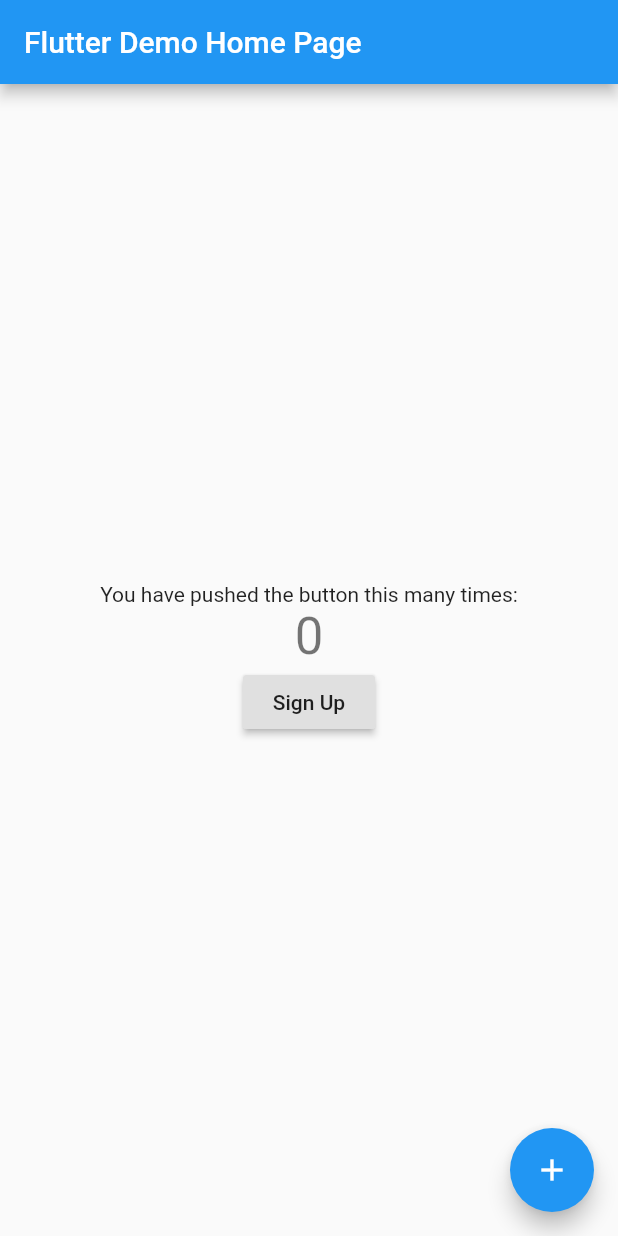
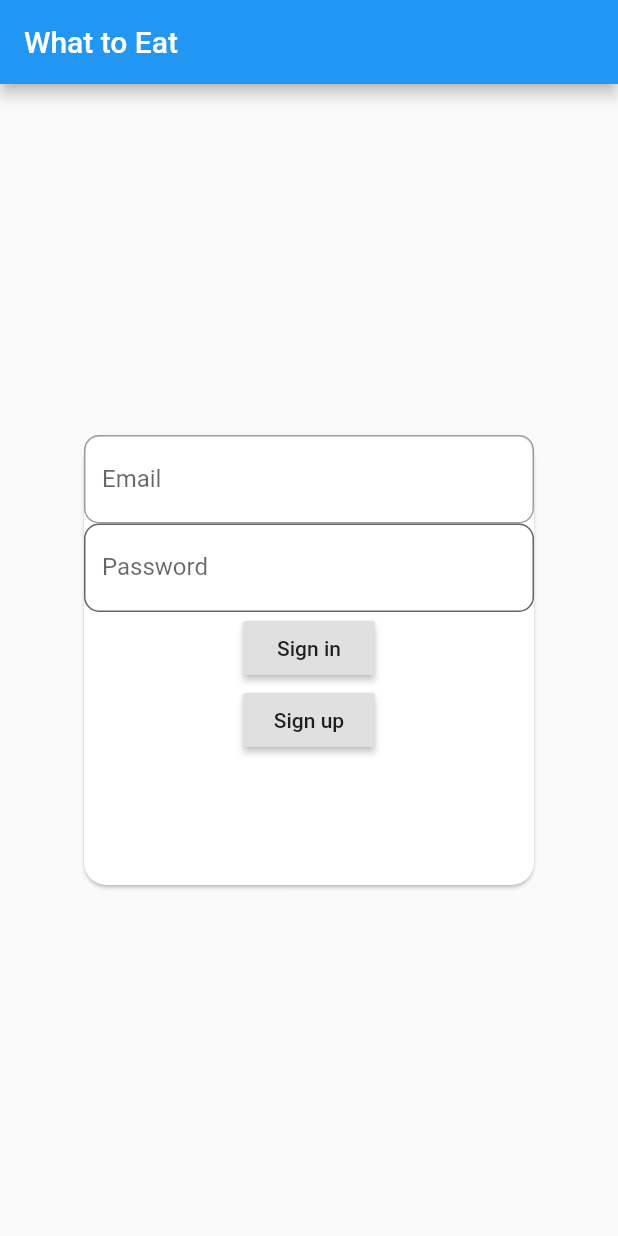
Before and after one commit to UNT-Application-Development/what-to-eat, a Flutter app: the screen it shows after launch, on a phone screen of 412 x 824 dp. Run offline on Flutter 3.47's test engine with Material 2 defaults, Android fonts, the phone set to English and light mode, and no system bars; our stand-ins replace firebase_auth; accounts and stored records are empty.

Commit message:
login/sign authintication

```diff
--- a/lib/main.dart
+++ b/lib/main.dart
@@ -1,6 +1,9 @@
 import 'package:flutter/material.dart';
+import 'package:firebase_auth/firebase_auth.dart';
 import 'package:what_to_eat/signup.dart';
 
+
+import 'home.dart';
 void main() => runApp(MyApp());
 
 class MyApp extends StatelessWidget {
@@ -20,9 +23,8 @@ class MyApp extends StatelessWidget {
         // Notice that the counter didn't reset back to zero; the application
         // is not restarted.
         primarySwatch: Colors.blue,
-
       ),
-      home: MyHomePage(title: 'Flutter Demo Home Page'),
+      home: MyHomePage(title: 'sign in'),
     );
   }
 }
@@ -46,80 +48,113 @@ class MyHomePage extends StatefulWidget {
 }
 
 class _MyHomePageState extends State<MyHomePage> {
-  int _counter = 0;
-
-  void _incrementCounter() {
-    setState(() {
-      // This call to setState tells the Flutter framework that something has
-      // changed in this State, which causes it to rerun the build method below
-      // so that the display can reflect the updated values. If we changed
-      // _counter without calling setState(), then the build method would not be
-      // called again, and so nothing would appear to happen.
-      _counter++;
-    });
-  }
-
+  String _email,_password;
+  final GlobalKey<FormState> _formKey=GlobalKey<FormState>();
   @override
   Widget build(BuildContext context) {
-    // This method is rerun every time setState is called, for instance as done
-    // by the _incrementCounter method above.
-    //
-    // The Flutter framework has been optimized to make rerunning build methods
-    // fast, so that you can just rebuild anything that needs updating rather
-    // than having to individually change instances of widgets.
-    return Scaffold(
-      appBar: AppBar(
-        // Here we take the value from the MyHomePage object that was created by
-        // the App.build method, and use it to set our appbar title.
-        title: Text(widget.title),
+
+  return Scaffold(
+     appBar: AppBar(
+        title: Text('What to Eat'),
       ),
-      body: Center(
-        // Center is a layout widget. It takes a single child and positions it
-        // in the middle of the parent.
-        child: Column(
-          // Column is also a layout widget. It takes a list of children and
-          // arranges them vertically. By default, it sizes itself to fit its
-          // children horizontally, and tries to be as tall as its parent.
-          //
-          // Invoke "debug painting" (press "p" in the console, choose the
-          // "Toggle Debug Paint" action from the Flutter Inspector in Android
-          // Studio, or the "Toggle Debug Paint" command in Visual Studio Code)
-          // to see the wireframe for each widget.
-          //
-          // Column has various properties to control how it sizes itself and
-          // how it positions its children. Here we use mainAxisAlignment to
-          // center the children vertically; the main axis here is the vertical
-          // axis because Columns are vertical (the cross axis would be
-          // horizontal).
-          mainAxisAlignment: MainAxisAlignment.center,
-          children: <Widget>[
-            Text(
-              'You have pushed the button this many times:',
+
+
+    body: Center(
+      child:Card(
+            shape: RoundedRectangleBorder(
+                borderRadius: BorderRadius.circular(15.0),
             ),
-            Text(
-              '$_counter',
-              style: Theme.of(context).textTheme.display1,
+        child: Container(
+          width: 300,
+          height: 300,
+          child: Form(
+             key: _formKey,
+          child: Column(children: <Widget>[
+            TextFormField(
+              validator: (input) {
+                if(input.isEmpty){
+                  return 'Please type An Email';
+                }
+              },
+              onSaved: (input)=> _email=input,
+              decoration: InputDecoration(
+              labelText: 'Email',
+              border: new OutlineInputBorder(
+                borderRadius: BorderRadius.all(
+                  const Radius.circular(10.0),
+                ),
+
+              ),
+
             ),
-            RaisedButton (
-              onPressed: () {
-                //navigate to the signup page,
-                Navigator.push(
-                  context,
-                  MaterialPageRoute(builder: (context) => SignUp()),
-                );
+
+          ),
+          TextFormField(
+              validator: (input) {
+                if(input.isEmpty){
+                  return 'Please provide a password';
+                }
+                 else if(input.length <6){
+                  return 'Your Password needs to be at least 6 characters';
+                }
               },
-              child: Text(
-                'Sign Up',
+              onSaved: (input)=> _password=input,
+              decoration: InputDecoration(
+              labelText: 'Password',
+                   border: new OutlineInputBorder(
+                borderRadius: BorderRadius.all(
+                  const Radius.circular(10.0),
+                ),
+
+
               ),
+                  filled: true,
+                hintStyle: new TextStyle(color: Colors.grey[800]),
+                hintText: "Password",
+                fillColor: Colors.white70
             ),
-          ],
+            obscureText: true,
+          ),
+          RaisedButton(
+            onPressed: signIn,
+            child: Text("Sign in"),
+
+          ),
+           RaisedButton(
+            onPressed:(){ Navigator.push(context,MaterialPageRoute(builder: (context)=>signup()));},
+            child: Text("Sign up"),
+
+          )
+
+          ]
+
+          )
+
         ),
       ),
-      floatingActionButton: FloatingActionButton(
-        onPressed: _incrementCounter,
-        tooltip: 'Increment',
-        child: Icon(Icons.add),
-      ), // This trailing comma makes auto-formatting nicer for build methods.
-    );
+
+
+
+    ),
+
+    )
+
+
+  );
+}
+  Future<void> signIn() async{
+    final FormState=_formKey.currentState;
+    if(FormState.validate()){
+      FormState.save();
+      try{
+        await FirebaseAuth.instance.signInWithEmailAndPassword(email:_email,password: _password);
+         Navigator.push(context,MaterialPageRoute(builder: (context)=>Home()));
+      }
+      catch(e){
+        print(e.message);
+
+      }
+
+    }
   }
 }
--- a/pubspec.yaml
+++ b/pubspec.yaml
@@ -19,7 +19,7 @@ environment:
 dependencies:
   flutter:
     sdk: flutter
-
+  firebase_auth: ^0.15.0+1
   # The following adds the Cupertino Icons font to your application.
   # Use with the CupertinoIcons class for iOS style icons.
   cupertino_icons: ^0.1.2
```
Also changed, not shown: lib/home.dart (added, +17 -0 lines), lib/signup.dart (+101 -84 lines), pubspec.lock, 4 other files.
